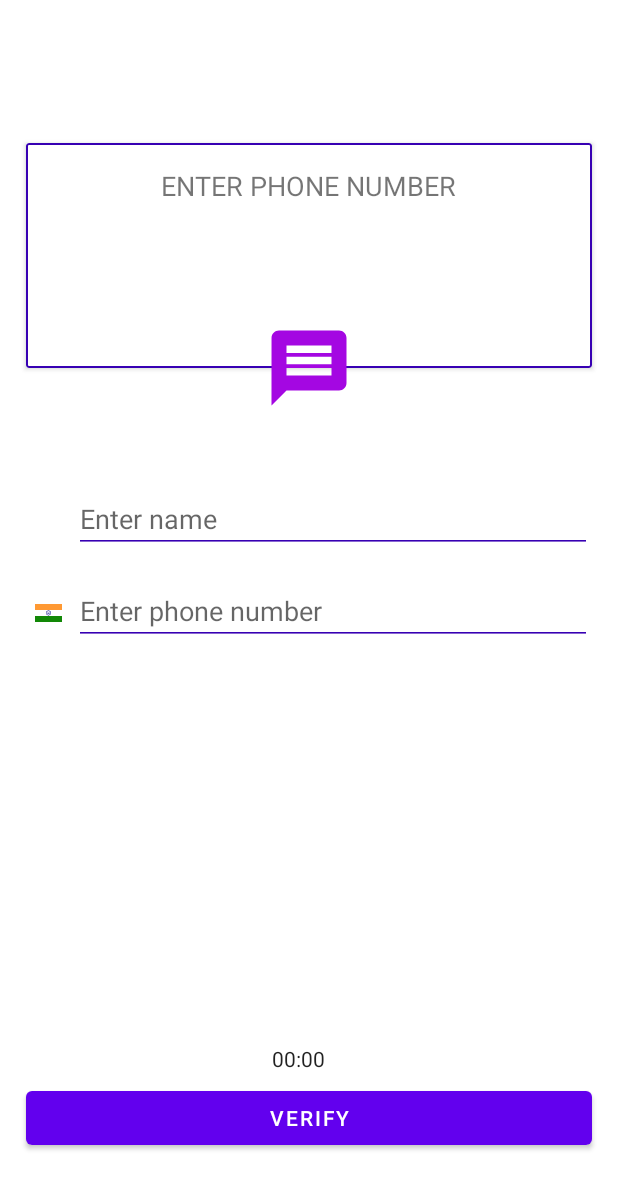
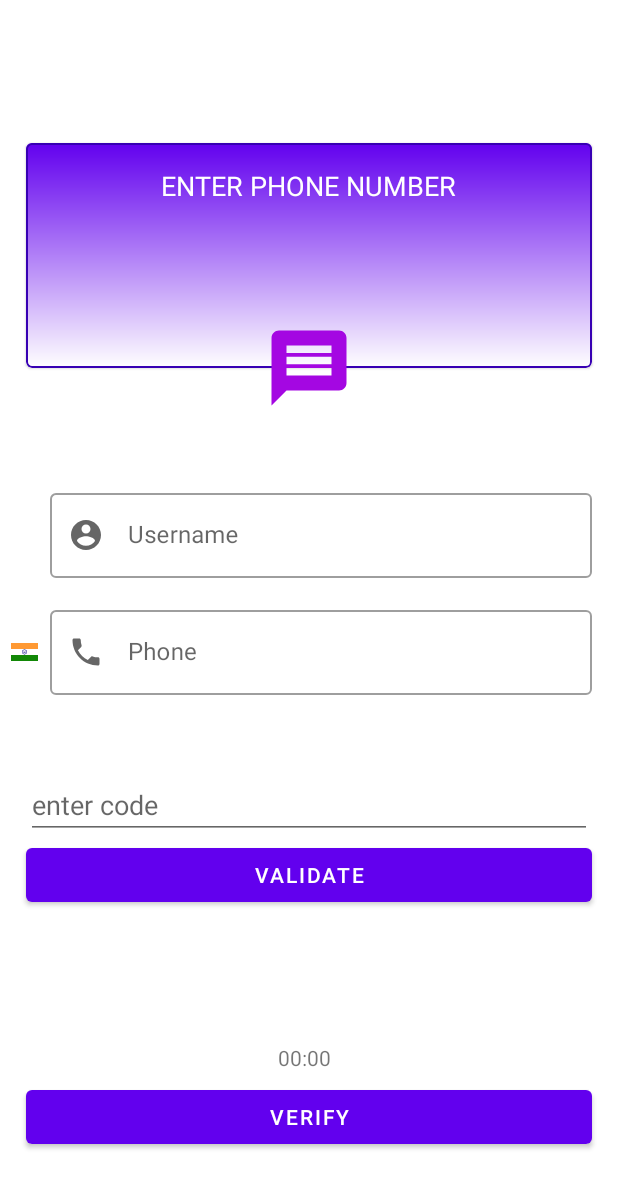
Before and after one commit to neer17/Covid-19_Tracker, an Android app: the AuthFragment screen opened through its navigation route, on a phone screen of 412 x 824 dp. Shown: the top 1189 px of the screen. Run offline under Robolectric (Android 15) with nearby library versions, the phone set to English and light mode, and no system bars; our stand-ins replace Dagger/Hilt's generated code, Firebase (no records; nobody signed in at launch, a user with empty details on screens opened directly).

Commit message:
feat: auth fragment, ui, logic added.

```diff
--- a/app/src/main/java/com/example/mvi_scaffolding/di/auth/AuthFragmentBuildersModule.kt
+++ b/app/src/main/java/com/example/mvi_scaffolding/di/auth/AuthFragmentBuildersModule.kt
@@ -1,6 +1,7 @@
 package com.example.mvi_scaffolding.di.auth
 
 import com.example.mvi_scaffolding.ui.auth.AuthFragment
+import com.example.mvi_scaffolding.ui.auth.SplashScreenFragment
 import dagger.Module
 import dagger.android.ContributesAndroidInjector
 
@@ -10,4 +11,7 @@ abstract class AuthFragmentBuildersModule {
     @ContributesAndroidInjector()
     abstract fun contributeAuthFragment(): AuthFragment
 
+    @ContributesAndroidInjector()
+    abstract fun contributeSplashScreenFragment(): SplashScreenFragment
+
 }
--- a/app/src/main/java/com/example/mvi_scaffolding/ui/auth/SplashScreenFragment.kt
+++ b/app/src/main/java/com/example/mvi_scaffolding/ui/auth/SplashScreenFragment.kt
@@ -1,15 +1,29 @@
 package com.example.mvi_scaffolding.ui.auth
 
+import android.content.Intent
+import android.content.SharedPreferences
 import android.os.Bundle
 import android.view.LayoutInflater
 import android.view.View
 import android.view.ViewGroup
 import android.widget.Button
-import androidx.fragment.app.Fragment
 import androidx.navigation.fragment.findNavController
 import com.example.mvi_scaffolding.R
+import com.example.mvi_scaffolding.ui.main.MainActivity
+import com.example.mvi_scaffolding.utils.Constants
+import com.google.firebase.auth.FirebaseAuth
+import dagger.android.support.DaggerFragment
+import javax.inject.Inject
 
-class SplashScreenFragment : Fragment() {
+
+class SplashScreenFragment : DaggerFragment() {
+    private val TAG = "AppDebug: " + SplashScreenFragment::class.java.simpleName
+
+    @Inject
+    lateinit var sharedPreferences: SharedPreferences
+
+    private lateinit var auth: FirebaseAuth
+
     override fun onCreateView(
         inflater: LayoutInflater, container: ViewGroup?,
         savedInstanceState: Bundle?
@@ -21,6 +35,14 @@ class SplashScreenFragment : Fragment() {
     override fun onViewCreated(view: View, savedInstanceState: Bundle?) {
         super.onViewCreated(view, savedInstanceState)
 
+        val isUserSignedIn = sharedPreferences.getBoolean(Constants.USER_LOGGED_IN, false)
+
+        if (isUserSignedIn) {
+            val intent = Intent(activity, MainActivity::class.java)
+            startActivity(intent)
+            activity!!.finish()
+        }
+
         val button = view.findViewById<Button>(R.id.splash_screen_btn)
         button.setOnClickListener {
             findNavController().navigate(R.id.action_splashScreenFragment_to_authFragment)
--- a/app/src/main/java/com/example/mvi_scaffolding/utils/Constants.kt
+++ b/app/src/main/java/com/example/mvi_scaffolding/utils/Constants.kt
@@ -23,5 +23,6 @@ class Constants {
         const val LAST_NETWORK_REQUEST_TIME = "LAST_NETWORK_REQUEST_TIME"
         const val LAST_KNOW_CITY_AND_STATE = "LAST_KNOW_CITY_AND_STATE"
         const val USERNAME = "USERNAME"
+        const val USER_LOGGED_IN = "USER_LOGGED_IN"
     }
 }
--- /dev/null
+++ b/app/src/main/res/drawable/gradient.xml
@@ -0,0 +1,8 @@
+<?xml version="1.0" encoding="utf-8"?>
+<shape xmlns:android="http://schemas.android.com/apk/res/android" android:shape="rectangle">
+    <gradient
+        android:angle="-90"
+        android:startColor="@color/colorPrimary"
+        android:endColor="@color/white"
+        />
+</shape>
--- /dev/null
+++ b/app/src/main/res/drawable/ic_account_circle_black_24dp.xml
@@ -0,0 +1,5 @@
+<vector android:height="24dp" android:tint="#A407E2"
+    android:viewportHeight="24.0" android:viewportWidth="24.0"
+    android:width="24dp" xmlns:android="http://schemas.android.com/apk/res/android">
+    <path android:fillColor="#FF000000" android:pathData="M12,2C6.48,2 2,6.48 2,12s4.48,10 10,10 10,-4.48 10,-10S17.52,2 12,2zM12,5c1.66,0 3,1.34 3,3s-1.34,3 -3,3 -3,-1.34 -3,-3 1.34,-3 3,-3zM12,19.2c-2.5,0 -4.71,-1.28 -6,-3.22 0.03,-1.99 4,-3.08 6,-3.08 1.99,0 5.97,1.09 6,3.08 -1.29,1.94 -3.5,3.22 -6,3.22z"/>
+</vector>
--- /dev/null
+++ b/app/src/main/res/drawable/ic_phone_black_24dp.xml
@@ -0,0 +1,5 @@
+<vector android:height="24dp" android:tint="#A407E2"
+    android:viewportHeight="24.0" android:viewportWidth="24.0"
+    android:width="24dp" xmlns:android="http://schemas.android.com/apk/res/android">
+    <path android:fillColor="#FF000000" android:pathData="M6.62,10.79c1.44,2.83 3.76,5.14 6.59,6.59l2.2,-2.2c0.27,-0.27 0.67,-0.36 1.02,-0.24 1.12,0.37 2.33,0.57 3.57,0.57 0.55,0 1,0.45 1,1V20c0,0.55 -0.45,1 -1,1 -9.39,0 -17,-7.61 -17,-17 0,-0.55 0.45,-1 1,-1h3.5c0.55,0 1,0.45 1,1 0,1.25 0.2,2.45 0.57,3.57 0.11,0.35 0.03,0.74 -0.25,1.02l-2.2,2.2z"/>
+</vector>
--- a/app/src/main/res/layout/fragment_auth.xml
+++ b/app/src/main/res/layout/fragment_auth.xml
@@ -8,14 +8,12 @@
 
     <com.google.android.material.card.MaterialCardView
         android:id="@+id/materialCardView"
-        style="@style/CardView.Light"
-        app:cardBackgroundColor="@color/white"
+        style="@style/Widget.MaterialComponents.CardView"
         android:layout_width="match_parent"
         android:layout_height="150dp"
         android:layout_marginStart="16dp"
         android:layout_marginTop="48dp"
         android:layout_marginEnd="16dp"
-        android:outlineAmbientShadowColor="@color/green"
         app:layout_constraintEnd_toEndOf="parent"
         app:layout_constraintStart_toStartOf="parent"
         app:layout_constraintTop_toTopOf="parent"
@@ -24,7 +22,8 @@
 
         <androidx.constraintlayout.widget.ConstraintLayout
             android:layout_width="match_parent"
-            android:layout_height="match_parent">
+            android:layout_height="match_parent"
+            android:background="@drawable/gradient">
 
             <LinearLayout
                 android:id="@+id/linearLayout2"
@@ -42,6 +41,7 @@
                     android:layout_height="wrap_content"
                     android:layout_gravity="center"
                     android:text="ENTER PHONE NUMBER"
+                    android:textColor="@color/white"
                     android:textFontWeight="600"
                     android:textSize="18dp"
                     app:layout_constraintStart_toStartOf="parent"
@@ -57,9 +57,9 @@
         android:layout_height="12dp"
         android:layout_marginEnd="4dp"
         android:src="@drawable/ic_indian_flag"
-        app:layout_constraintBottom_toBottomOf="@+id/phone_number_et"
-        app:layout_constraintEnd_toStartOf="@+id/phone_number_et"
-        app:layout_constraintTop_toTopOf="@+id/phone_number_et"
+        app:layout_constraintBottom_toBottomOf="@+id/phone_text_input"
+        app:layout_constraintEnd_toStartOf="@+id/phone_text_input"
+        app:layout_constraintTop_toTopOf="@+id/phone_text_input"
         app:layout_constraintVertical_bias="0.545" />
 
     <ImageView
@@ -74,33 +74,41 @@
         app:layout_constraintTop_toBottomOf="@+id/materialCardView"
         app:layout_constraintVertical_bias="0.45" />
 
-    <EditText
-        android:id="@+id/name_et"
+    <com.google.android.material.textfield.TextInputLayout
+        android:id="@+id/username_text_layout"
+        style="@style/Widget.MaterialComponents.TextInputLayout.OutlinedBox"
         android:layout_width="0dp"
         android:layout_height="wrap_content"
-        android:layout_marginStart="48dp"
+        android:layout_marginStart="32dp"
         android:layout_marginTop="48dp"
         android:layout_marginEnd="16dp"
-        android:ems="10"
-        android:hint="Enter name"
-        android:backgroundTint="@color/colorPrimaryDark"
-        android:inputType="textPersonName"
+        android:hint="Username"
         app:layout_constraintEnd_toEndOf="parent"
         app:layout_constraintStart_toStartOf="parent"
-        app:layout_constraintTop_toBottomOf="@+id/imageView2" />
+        app:layout_constraintTop_toBottomOf="@+id/imageView2"
+        app:startIconContentDescription=""
+        app:startIconDrawable="@drawable/ic_account_circle_black_24dp">
 
-    <Chronometer
-        android:id="@+id/chronometer"
-        android:layout_width="wrap_content"
+        <com.google.android.material.textfield.TextInputEditText
+            android:id="@+id/name_et"
+            android:layout_width="match_parent"
+            android:layout_height="wrap_content"
+            android:ems="10" />
+    </com.google.android.material.textfield.TextInputLayout>
+
+    <TextView
+        android:id="@+id/count_down_timer_tv"
+        android:layout_width="67dp"
         android:layout_height="wrap_content"
-        android:layout_marginTop="266dp"
-        android:layout_marginBottom="8dp"
+        android:gravity="center"
+        android:text="00:00"
         app:layout_constraintBottom_toTopOf="@+id/auth_frag_verify_btn"
-        app:layout_constraintEnd_toEndOf="@+id/auth_frag_verify_btn"
-        app:layout_constraintHorizontal_bias="0.48"
-        app:layout_constraintStart_toStartOf="@+id/auth_frag_verify_btn"
-        app:layout_constraintTop_toBottomOf="@+id/phone_number_et"
-        app:layout_constraintVertical_bias="0.0" />
+        app:layout_constraintEnd_toEndOf="parent"
+        app:layout_constraintHorizontal_bias="0.491"
+        app:layout_constraintStart_toStartOf="parent"
+        app:layout_constraintTop_toBottomOf="@+id/phone_text_input"
+        app:layout_constraintVertical_bias="0.974"
+        tools:text="00:00" />
 
     <Button
         android:id="@+id/auth_frag_verify_btn"
@@ -115,22 +123,59 @@
         app:layout_constraintEnd_toEndOf="parent"
         app:layout_constraintHorizontal_bias="0.0"
         app:layout_constraintStart_toStartOf="parent"
-        app:layout_constraintTop_toBottomOf="@+id/phone_number_et" />
+        app:layout_constraintTop_toBottomOf="@+id/phone_text_input"
+        app:layout_constraintVertical_bias="1.0" />
 
-    <EditText
-        android:id="@+id/phone_number_et"
+    <com.google.android.material.textfield.TextInputLayout
+        android:id="@+id/phone_text_input"
+        style="@style/Widget.MaterialComponents.TextInputLayout.OutlinedBox"
         android:layout_width="0dp"
         android:layout_height="wrap_content"
         android:layout_marginTop="16dp"
         android:layout_marginEnd="16dp"
         android:backgroundTint="@color/colorPrimaryDark"
-        android:hint="Enter phone number"
-        android:maxLength="10"
-        android:inputType="phone"
+        android:hint="Phone"
         app:layout_constraintEnd_toEndOf="parent"
         app:layout_constraintHorizontal_bias="0.0"
-        app:layout_constraintStart_toStartOf="@+id/name_et"
-        app:layout_constraintTop_toBottomOf="@+id/name_et" />
+        app:layout_constraintStart_toStartOf="@+id/username_text_layout"
+        app:layout_constraintTop_toBottomOf="@+id/username_text_layout"
+        app:startIconContentDescription="phone icon"
+        app:startIconDrawable="@drawable/ic_phone_black_24dp">
+
+        <com.google.android.material.textfield.TextInputEditText
+            android:id="@+id/phone_number_et"
+            android:layout_width="match_parent"
+            android:layout_height="wrap_content"
+            android:inputType="phone"
+            android:maxLength="10" />
+    </com.google.android.material.textfield.TextInputLayout>
+
+    <!--    TODO: delete it later -->
+    <EditText
+        android:id="@+id/code_verify_et"
+        android:layout_width="0dp"
+        android:layout_height="wrap_content"
+        android:layout_marginStart="16dp"
+        android:layout_marginEnd="16dp"
+        android:layout_marginBottom="136dp"
+        android:ems="10"
+        android:hint="enter code"
+        android:inputType="number"
+        android:maxLength="7"
+        app:layout_constraintBottom_toTopOf="@+id/count_down_timer_tv"
+        app:layout_constraintEnd_toEndOf="parent"
+        app:layout_constraintStart_toStartOf="parent" />
+
+    <!--    TODO: delete it later -->
+    <Button
+        android:id="@+id/confirm_code_btn"
+        android:layout_width="0dp"
+        android:layout_height="wrap_content"
+        android:text="Validate"
+        app:layout_constraintEnd_toEndOf="@+id/code_verify_et"
+        app:layout_constraintHorizontal_bias="0.0"
+        app:layout_constraintStart_toStartOf="@+id/code_verify_et"
+        app:layout_constraintTop_toBottomOf="@+id/code_verify_et" />
 
 
 </androidx.constraintlayout.widget.ConstraintLayout>
```
Also changed, not shown: app/src/main/java/com/example/mvi_scaffolding/ui/auth/AuthFragment.kt (+78 -29 lines).
